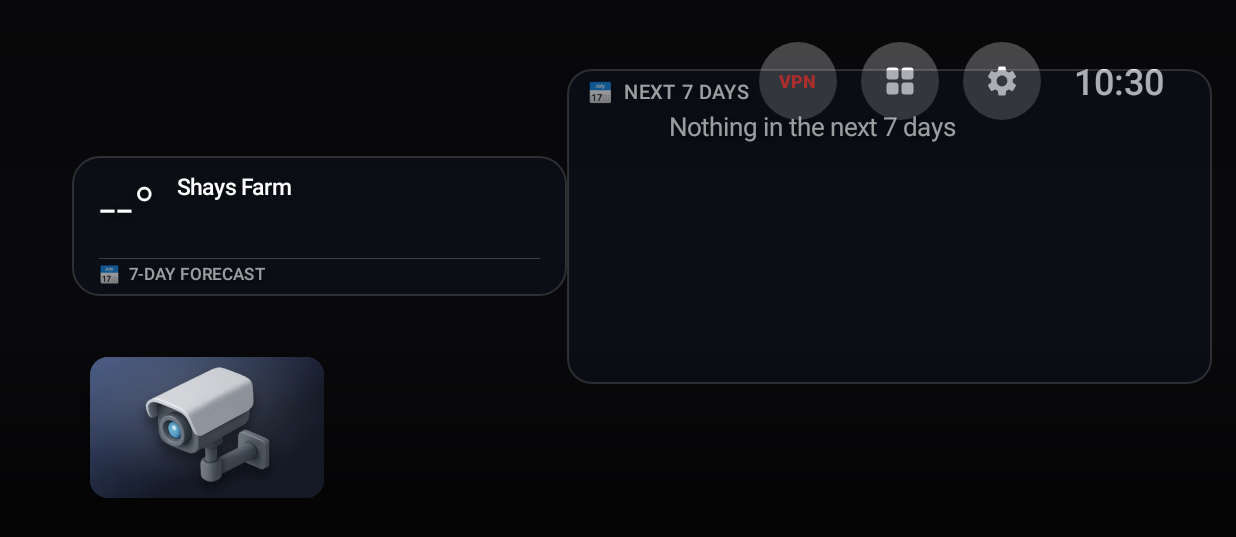
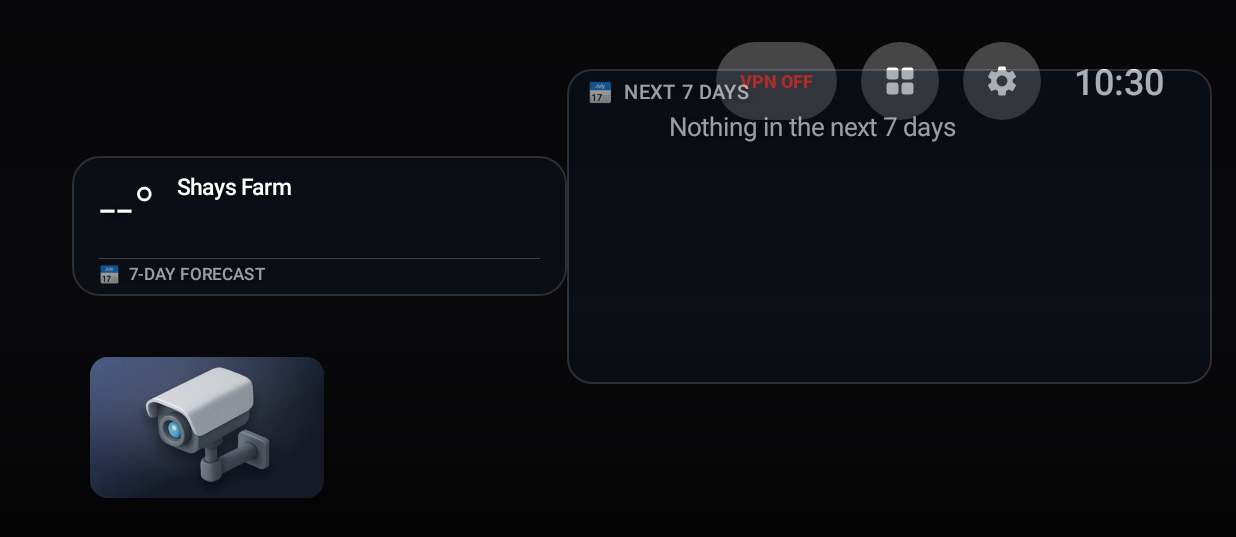
Before and after one commit to adrianhealey/firestick-launcher, an Android app: the screen it shows after launch (MainActivity), on a phone screen of 824 x 412 dp (held sideways). Shown: the top 537 px of the screen. Run offline under Robolectric (Android 15) with nearby library versions, the phone set to English and light mode, and no system bars; pictures from the network do not load.

Commit message:
Update MainActivity.java

```diff
--- a/app/src/main/java/com/adrianhealey/tvhome/MainActivity.java
+++ b/app/src/main/java/com/adrianhealey/tvhome/MainActivity.java
@@ -170,12 +170,14 @@ public class MainActivity extends Activity implements Tiles.Listener {
         vpnBtn.setClickable(true);
         vpnBtn.setContentDescription("VPN");
         final GradientDrawable vpnBg = new GradientDrawable();
-        vpnBg.setShape(GradientDrawable.OVAL);
+        vpnBg.setShape(GradientDrawable.RECTANGLE);
+        vpnBg.setCornerRadius(dp(26));
         vpnBg.setColor(0x40FFFFFF);
         vpnBtn.setBackground(vpnBg);
         vpnBtn.setElevation(dp(2));
+        vpnBtn.setPadding(dp(16), 0, dp(16), 0);
         vpnLabel = new TextView(this);
-        vpnLabel.setText("VPN");
+        vpnLabel.setText("VPN OFF");
         vpnLabel.setTextSize(TypedValue.COMPLEX_UNIT_SP, 12);
         vpnLabel.setTypeface(Typeface.create("sans-serif-medium", Typeface.BOLD));
         vpnLabel.setTextColor(vpnColor);
@@ -190,7 +192,7 @@ public class MainActivity extends Activity implements Tiles.Listener {
             if (vi != null) { vi.addFlags(Intent.FLAG_ACTIVITY_NEW_TASK); startActivity(vi); }
             else Toast.makeText(this, "IPVanish is not installed", Toast.LENGTH_SHORT).show();
         });
-        top.addView(vpnBtn, new LinearLayout.LayoutParams(dp(52), dp(52)));
+        top.addView(vpnBtn, new LinearLayout.LayoutParams(ViewGroup.LayoutParams.WRAP_CONTENT, dp(52)));
         top.addView(new View(this), new LinearLayout.LayoutParams(dp(16), 1));
         top.addView(Tiles.roundButton(this, R.drawable.ic_apps, "All apps",
                 v -> startActivity(new Intent(this, AppsActivity.class))), new LinearLayout.LayoutParams(dp(52), dp(52)));
@@ -312,9 +314,11 @@ public class MainActivity extends Activity implements Tiles.Listener {
     }
 
     private void updateVpnStatus() {
-        vpnColor = vpnConnected() ? 0xFF34C759 : 0xFFFF3B30;
-        if (vpnLabel != null && vpnBtn != null && !vpnBtn.isFocused()) {
-            vpnLabel.setTextColor(vpnColor);
+        boolean on = vpnConnected();
+        vpnColor = on ? 0xFF34C759 : 0xFFFF3B30;
+        if (vpnLabel != null) {
+            vpnLabel.setText(on ? "VPN ON" : "VPN OFF");
+            if (vpnBtn != null && !vpnBtn.isFocused()) vpnLabel.setTextColor(vpnColor);
         }
     }
 
```
